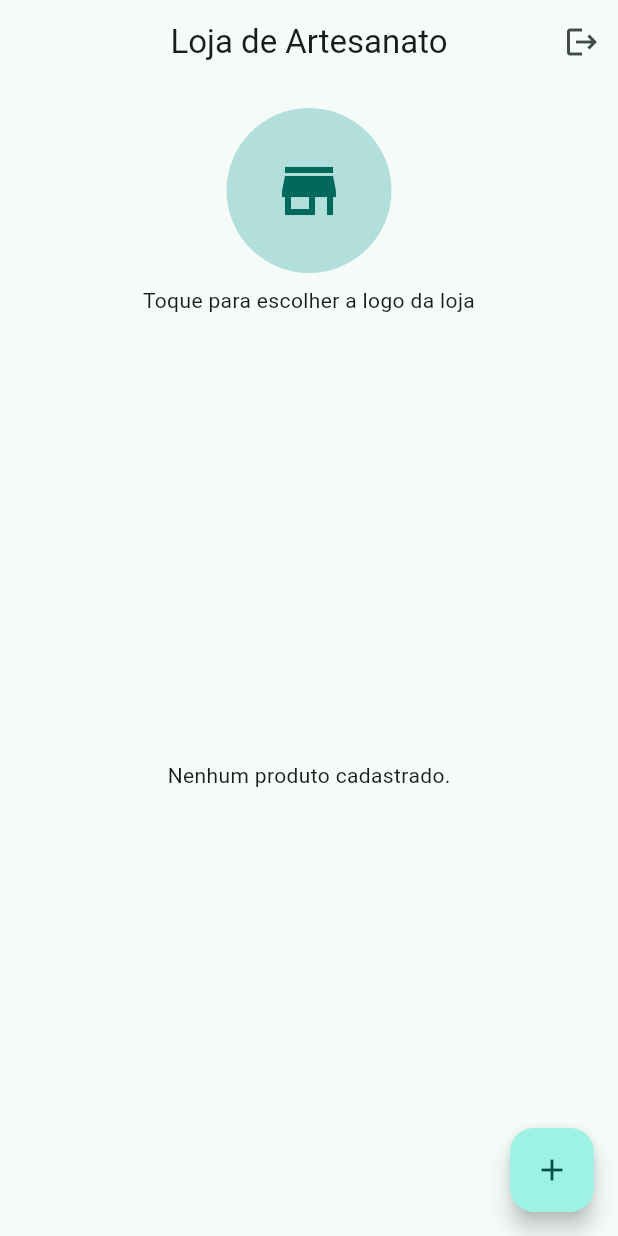
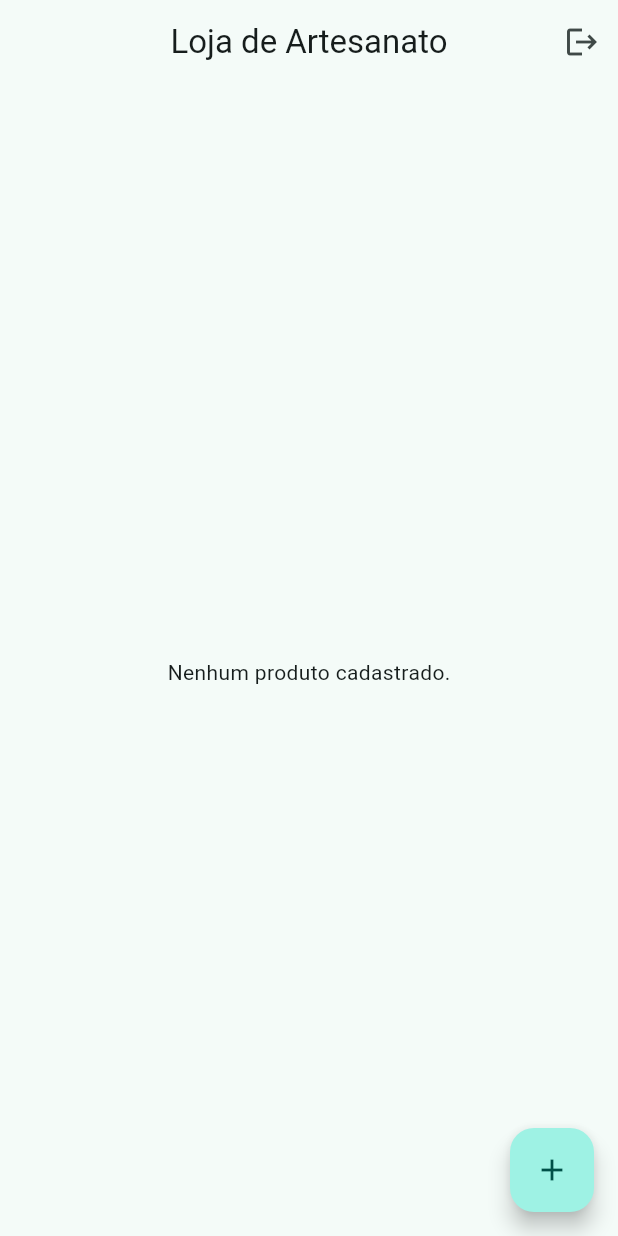
Before and after one commit to pauloandfr-create/artesanato, a Flutter app: the HomePage screen opened directly, on a phone screen of 412 x 824 dp. Run offline on Flutter 3.47's test engine with Material 3 defaults, Android fonts, the phone set to English and light mode, and no system bars; our stand-ins replace image_picker.

Commit message:
Remove logo selection feature

```diff
--- a/lib/screens/home_page.dart
+++ b/lib/screens/home_page.dart
@@ -1,8 +1,4 @@
-import 'dart:io';
-
-import 'package:flutter/foundation.dart';
 import 'package:flutter/material.dart';
-import 'package:image_picker/image_picker.dart';
 
 import '../models/produto.dart';
 import '../widgets/card_produto.dart';
@@ -20,48 +16,6 @@ class HomePage extends StatefulWidget {
 class _HomePageState extends State<HomePage> {
   // Lista que armazena os produtos cadastrados
   List<Produto> produtos = [];
-
-  // Variáveis usadas para guardar a logo da loja
-  File? logoLoja;
-  Uint8List? logoLojaBytes;
-
-  // Objeto usado para selecionar imagens da galeria
-  final ImagePicker seletorImagem = ImagePicker();
-
-  // Função para escolher a logo da loja
-  Future<void> escolherLogo() async {
-    try {
-      final XFile? imagem = await seletorImagem.pickImage(
-        source: ImageSource.gallery,
-      );
-
-      if (imagem == null || !mounted) {
-        return;
-      }
-
-      if (kIsWeb) {
-        final Uint8List bytesImagem = await imagem.readAsBytes();
-
-        setState(() {
-          logoLojaBytes = bytesImagem;
-          logoLoja = null;
-        });
-      } else {
-        setState(() {
-          logoLoja = File(imagem.path);
-          logoLojaBytes = null;
-        });
-      }
-    } catch (erro) {
-  if (!mounted) return;
-
-  ScaffoldMessenger.of(context).showSnackBar(
-    const SnackBar(
-      content: Text('Não foi possível escolher a logo da loja.'),
-        ),
-      );
-    }
-  }
 
   // Função que abre a tela de cadastro de produto
   Future<void> adicionarProduto() async {
@@ -104,23 +58,8 @@ class _HomePageState extends State<HomePage> {
     });
   }
 
-  // Função que retorna a imagem correta da logo
-  ImageProvider? imagemDaLogo() {
-    if (logoLojaBytes != null) {
-      return MemoryImage(logoLojaBytes!);
-    }
-
-    if (!kIsWeb && logoLoja != null) {
-      return FileImage(logoLoja!);
-    }
-
-    return null;
-  }
-
   @override
   Widget build(BuildContext context) {
-    final bool possuiLogo = logoLoja != null || logoLojaBytes != null;
-
     return Scaffold(
       appBar: AppBar(
         title: const Text('Loja de Artesanato'),
@@ -144,30 +83,6 @@ class _HomePageState extends State<HomePage> {
         padding: const EdgeInsets.all(16),
         child: Column(
           children: [
-            // Área onde a logo da loja é exibida
-            GestureDetector(
-              onTap: escolherLogo,
-              child: CircleAvatar(
-                radius: 55,
-                backgroundColor: Colors.teal.shade100,
-                backgroundImage: imagemDaLogo(),
-                child: !possuiLogo
-                    ? Icon(
-                        Icons.store,
-                        size: 48,
-                        color: Colors.teal.shade800,
-                      )
-                    : null,
-              ),
-            ),
-
-            const SizedBox(height: 8),
-
-            const Text(
-              'Toque para escolher a logo da loja',
-              textAlign: TextAlign.center,
-            ),
-
             const SizedBox(height: 16),
 
             // Lista que mostra os produtos cadastrados
```
